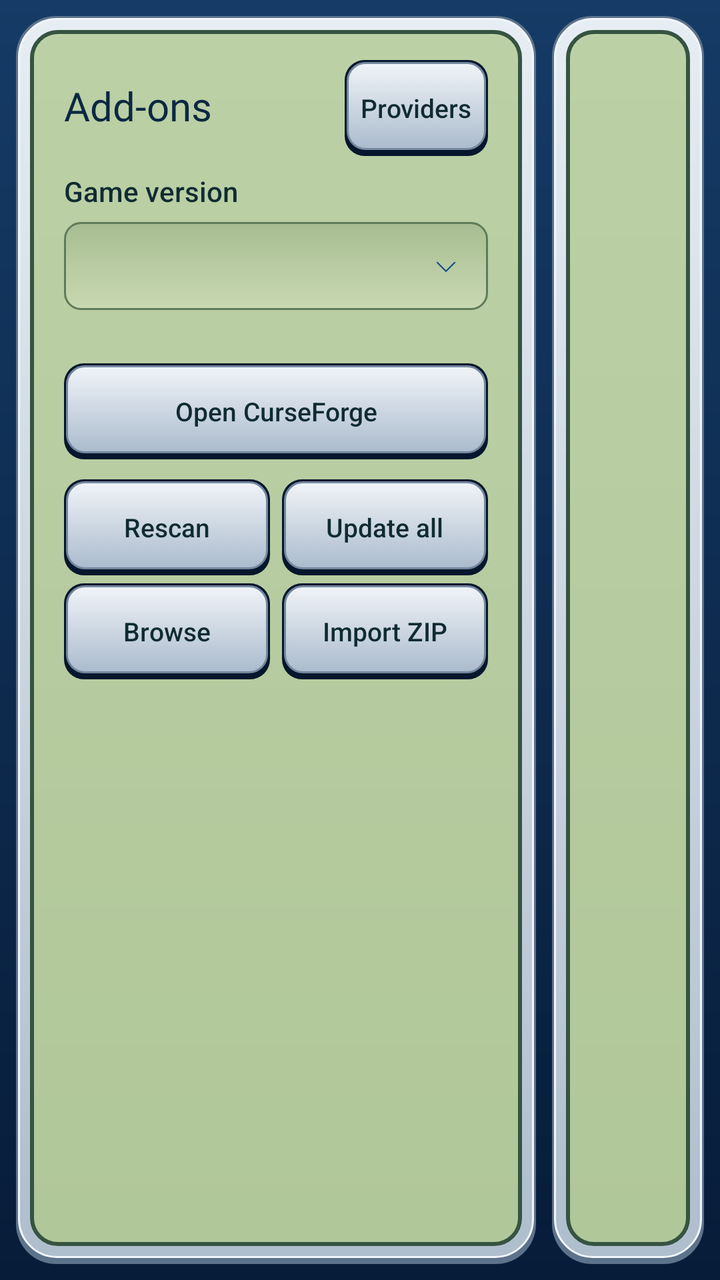
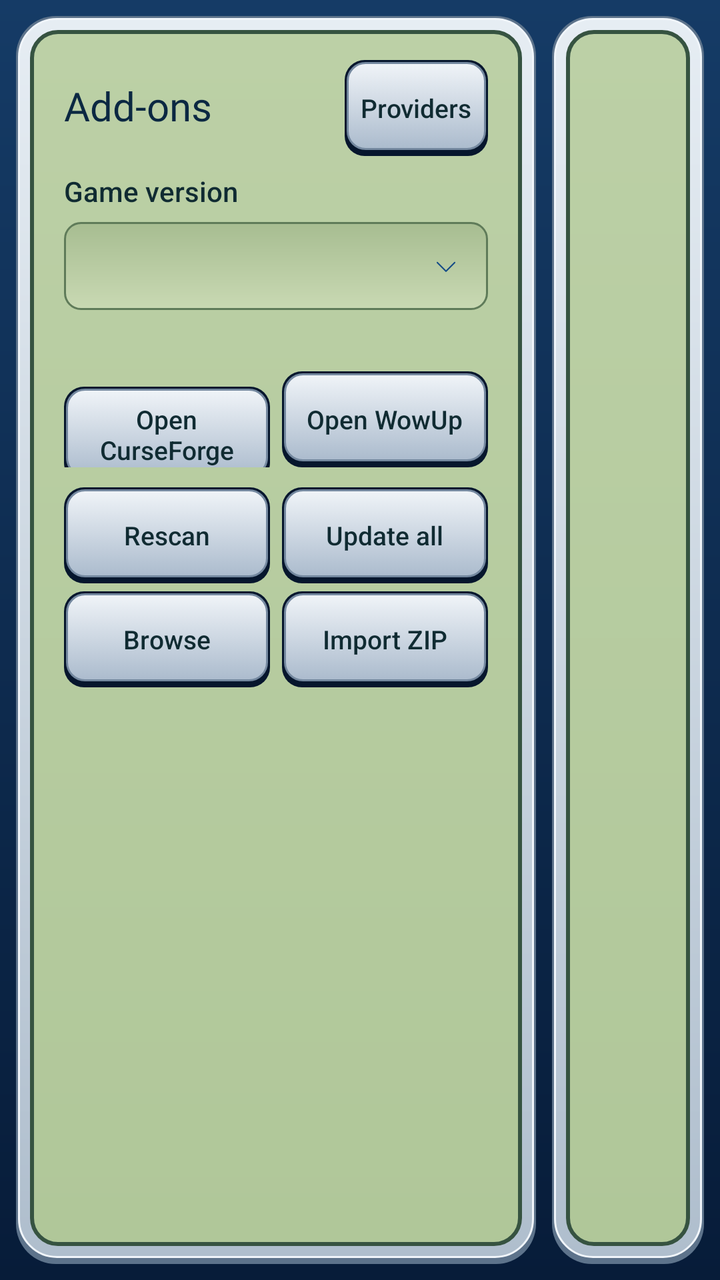

An Android layout rendered at two revisions. The XML below is the earlier revision; the diff shows what the commit changed to produce the second picture.
<!-- AndroidManifest.xml: activity theme WeHavePhonesTheme -->
<!-- res/layout/activity_addons.xml -->
<?xml version="1.0" encoding="utf-8"?>
<LinearLayout
    xmlns:android="http://schemas.android.com/apk/res/android"
    android:layout_width="match_parent"
    android:layout_height="match_parent"
    android:baselineAligned="false"
    android:fitsSystemWindows="true"
    android:orientation="horizontal"
    android:background="@drawable/wehavephones_screen_background"
    android:padding="8dp">
    <ScrollView
        android:layout_width="260dp"
        android:layout_height="match_parent"
        android:background="@drawable/wehavephones_lcd_frame"
        android:scrollbars="none"
        android:padding="12dp">
        <LinearLayout
            android:layout_width="match_parent"
            android:layout_height="wrap_content"
            android:orientation="vertical"
            android:paddingLeft="12dp"
            android:paddingRight="12dp"
            android:paddingTop="10dp"
            android:paddingBottom="10dp">
            <LinearLayout
                android:layout_width="match_parent"
                android:layout_height="wrap_content"
                android:gravity="center_vertical"
                android:orientation="horizontal">
                <TextView
                    style="@style/WeHavePhonesHeader"
                    android:layout_width="0dp"
                    android:layout_weight="1"
                    android:text="@string/wehavephones_addons_title"
                    android:textSize="20sp" />
                <Button
                    android:id="@+id/BTAddonsSettings"
                    style="@style/WeHavePhonesButtonSmall"
                    android:layout_marginTop="0dp"
                    android:text="@string/wehavephones_addons_providers" />
            </LinearLayout>
            <TextView
                style="@style/WeHavePhonesSectionLabel"
                android:layout_marginTop="8dp"
                android:text="@string/wehavephones_game_version" />
            <Spinner
                android:id="@+id/SPAddonProduct"
                android:layout_width="match_parent"
                android:layout_height="44dp"
                android:background="@drawable/wehavephones_dropdown"
                android:popupBackground="@drawable/wehavephones_card_background" />
            <TextView
                android:id="@+id/TVAddonsPath"
                android:layout_width="match_parent"
                android:layout_height="wrap_content"
                android:layout_marginTop="6dp"
                android:lineSpacingExtra="2dp"
                android:textColor="@color/wehavephones_text_dim"
                android:textSize="11sp" />
            <Button
                android:id="@+id/BTAddonsCurseForge"
                style="@style/WeHavePhonesButtonSmall"
                android:layout_width="match_parent"
                android:layout_marginTop="6dp"
                android:text="@string/wehavephones_curseforge_open" />
            <LinearLayout
                android:layout_width="match_parent"
                android:layout_height="wrap_content"
                android:layout_marginTop="6dp"
                android:orientation="horizontal">
                <Button
                    android:id="@+id/BTAddonsRescan"
                    style="@style/WeHavePhonesButtonSmall"
                    android:layout_width="0dp"
                    android:layout_weight="1"
                    android:text="@string/wehavephones_addons_rescan" />
                <Button
                    android:id="@+id/BTAddonsUpdateAll"
                    style="@style/WeHavePhonesButtonSmall"
                    android:layout_width="0dp"
                    android:layout_weight="1"
                    android:layout_marginStart="6dp"
                    android:text="@string/wehavephones_addons_update_all" />
            </LinearLayout>
            <LinearLayout
                android:layout_width="match_parent"
                android:layout_height="wrap_content"
                android:orientation="horizontal">
                <Button
                    android:id="@+id/BTAddonsBrowse"
                    style="@style/WeHavePhonesButtonSmall"
                    android:layout_width="0dp"
                    android:layout_weight="1"
                    android:text="@string/wehavephones_addons_browse" />
                <Button
                    android:id="@+id/BTAddonsImport"
                    style="@style/WeHavePhonesButtonSmall"
                    android:layout_width="0dp"
                    android:layout_weight="1"
                    android:layout_marginStart="6dp"
                    android:text="@string/wehavephones_addons_import" />
            </LinearLayout>
            <ProgressBar
                android:id="@+id/PBAddons"
                style="?android:attr/progressBarStyleHorizontal"
                android:layout_width="match_parent"
                android:layout_height="4dp"
                android:layout_marginTop="8dp"
                android:indeterminate="true"
                android:visibility="gone" />
            <TextView
                android:id="@+id/TVAddonsStatus"
                android:layout_width="match_parent"
                android:layout_height="wrap_content"
                android:layout_marginTop="4dp"
                android:lineSpacingExtra="2dp"
                android:textColor="@color/wehavephones_text_dim"
                android:textSize="12sp" />
        </LinearLayout>
    </ScrollView>
    <FrameLayout
        android:id="@+id/FLAddonsScreen"
        android:layout_width="0dp"
        android:layout_height="match_parent"
        android:layout_weight="1"
        android:paddingLeft="14dp"
        android:paddingRight="14dp"
        android:paddingTop="8dp"
        android:background="@drawable/wehavephones_lcd_frame"
        android:padding="12dp"
        android:layout_marginLeft="8dp" />
</LinearLayout>
<!-- resources referenced by this layout -->
<resources>
  <color name="wehavephones_text_dim">#385447</color>
  <!-- drawable wehavephones_card_background (drawable) -->
  <?xml version="1.0" encoding="utf-8"?>
  <shape
      xmlns:android="http://schemas.android.com/apk/res/android"
      android:shape="rectangle">
      <corners
          android:radius="12dp" />
      <gradient
          android:angle="270"
          android:startColor="#CBDCB6"
          android:endColor="#B1C99D" />
      <stroke
          android:width="1dp"
          android:color="#6C8664" />
  </shape>
  <!-- drawable wehavephones_dropdown (drawable) -->
  <?xml version="1.0" encoding="utf-8"?>
  <layer-list
      xmlns:android="http://schemas.android.com/apk/res/android">
      <item
          android:drawable="@drawable/wehavephones_field" />
      <item
          android:drawable="@drawable/wehavephones_ic_chevron_down"
          android:gravity="end|center_vertical"
          android:right="14dp" />
  </layer-list>
  <!-- drawable wehavephones_screen_background (drawable) -->
  <?xml version="1.0" encoding="utf-8"?>
  <shape
      xmlns:android="http://schemas.android.com/apk/res/android"
      android:shape="rectangle">
      <corners
          android:radius="0dp" />
      <gradient
          android:angle="270"
          android:startColor="#153B66"
          android:endColor="#071C39" />
  </shape>
  <string name="wehavephones_addons_browse">Browse</string>
  <string name="wehavephones_addons_import">Import ZIP</string>
  <string name="wehavephones_addons_providers">Providers</string>
  <string name="wehavephones_addons_rescan">Rescan</string>
  <string name="wehavephones_addons_title">Add-ons</string>
  <string name="wehavephones_addons_update_all">Update all</string>
  <string name="wehavephones_curseforge_open">Open CurseForge</string>
  <string name="wehavephones_game_version">Game version</string>
  <style name="WeHavePhonesHeader">
          <item name="android:layout_width">match_parent</item>
          <item name="android:layout_height">wrap_content</item>
          <item name="android:fontFamily">@font/wehavephones_lcd</item>
          <item name="android:textColor">@color/wehavephones_text_title</item>
          <item name="android:textSize">28sp</item>
          <item name="android:includeFontPadding">false</item>
      </style>
  <!-- drawable wehavephones_field (drawable) -->
  <?xml version="1.0" encoding="utf-8"?>
  <shape
      xmlns:android="http://schemas.android.com/apk/res/android"
      android:shape="rectangle">
      <corners
          android:radius="8dp" />
      <gradient
          android:angle="270"
          android:startColor="#A7BD91"
          android:endColor="#C9D9B3" />
      <stroke
          android:width="1dp"
          android:color="#5F7B59" />
  </shape>
  <color name="wehavephones_text">#102B32</color>
  <color name="wehavephones_text_title">#0B2842</color>
  <color name="wehavephones_accent">#164C87</color>
  <color name="wehavephones_background">#0B2344</color>
  <color name="wehavephones_surface">#BCD0A6</color>
  <style name="WeHavePhonesTextView" parent="@android:style/Widget.TextView">
          <item name="android:fontFamily">sans-serif</item>
          <item name="android:textColor">@color/wehavephones_text</item>
          <item name="android:textSize">15sp</item>
      </style>
  <style name="WeHavePhonesCheckBox" parent="@style/Widget.AppCompat.CompoundButton.CheckBox">
          <item name="android:fontFamily">sans-serif</item>
          <item name="android:textColor">@color/wehavephones_text</item>
          <item name="android:textSize">15sp</item>
          <item name="android:paddingTop">6dp</item>
          <item name="android:paddingBottom">6dp</item>
      </style>
  <color name="wehavephones_key_text">#FFFFFF</color>
  <!-- unchanged entries left out for length: 18 -->
</resources>

<!-- the commit's change to res/layout/activity_addons.xml (unified diff, before → after) -->
@@ -57,12 +57,25 @@
                 android:lineSpacingExtra="2dp"
                 android:textColor="@color/wehavephones_text_dim"
                 android:textSize="11sp" />
-            <Button
-                android:id="@+id/BTAddonsCurseForge"
-                style="@style/WeHavePhonesButtonSmall"
+            <LinearLayout
                 android:layout_width="match_parent"
+                android:layout_height="wrap_content"
                 android:layout_marginTop="6dp"
-                android:text="@string/wehavephones_curseforge_open" />
+                android:orientation="horizontal">
+                <Button
+                    android:id="@+id/BTAddonsCurseForge"
+                    style="@style/WeHavePhonesButtonSmall"
+                    android:layout_width="0dp"
+                    android:layout_weight="1"
+                    android:text="@string/wehavephones_curseforge_open" />
+                <Button
+                    android:id="@+id/BTAddonsWowUp"
+                    style="@style/WeHavePhonesButtonSmall"
+                    android:layout_width="0dp"
+                    android:layout_weight="1"
+                    android:layout_marginStart="6dp"
+                    android:text="@string/wehavephones_wowup_open" />
+            </LinearLayout>
             <LinearLayout
                 android:layout_width="match_parent"
                 android:layout_height="wrap_content"
<!-- resource entries referenced after the edit -->
@@ -47,6 +47,7 @@
   <string name="wehavephones_addons_update_all">Update all</string>
   <string name="wehavephones_curseforge_open">Open CurseForge</string>
   <string name="wehavephones_game_version">Game version</string>
+  <string name="wehavephones_wowup_open">Open WowUp</string>
   <style name="WeHavePhonesHeader">
           <item name="android:layout_width">match_parent</item>
           <item name="android:layout_height">wrap_content</item>
